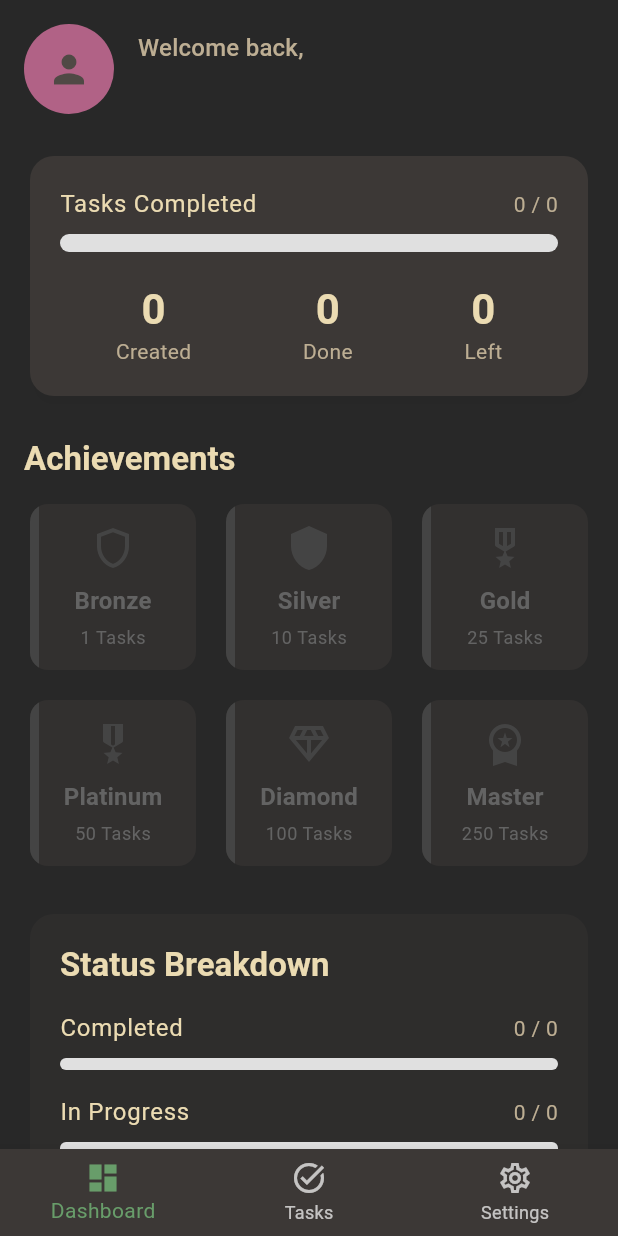
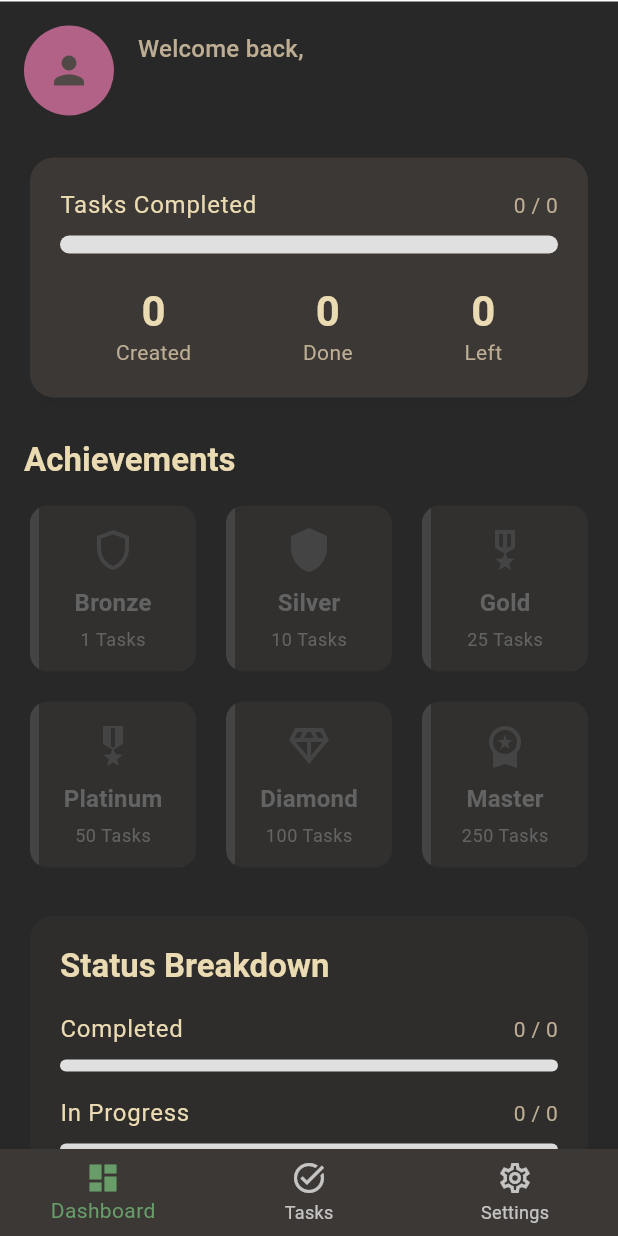
Before and after one commit to Tuz10-lay/App, a Flutter app: the screen it shows once a user with an empty profile is signed in, on a phone screen of 412 x 824 dp. Run offline on Flutter 3.47's test engine with Material 3 defaults, Android fonts, the light colour scheme and no system bars; our stand-ins replace flutter_secure_storage, logger, supabase_flutter, syncfusion_flutter_calendar; accounts and stored records are empty.

Commit message:
fix top bar

```diff
--- a/lib/features/home/views/home_page.dart
+++ b/lib/features/home/views/home_page.dart
@@ -1,5 +1,3 @@
-// features/home/views/home_page.dart
-
 import 'package:flutter/material.dart';
 import 'package:looninary/features/home/views/settings_screen.dart';
 import 'package:looninary/features/home/views/all_tasks_view.dart';
@@ -14,11 +12,14 @@ class HomePage extends StatefulWidget {
 class _HomePageState extends State<HomePage> {
   int _selectedIndex = 0;
 
+  // List of widgets to display in the body based on the selected tab.
   static const List<Widget> _widgetOptions = <Widget>[
     StatsView(),      // Index 0: Dashboard
     AllTasksView(),   // Index 1: Tasks
     SettingsScreen(), // Index 2: Settings
   ];
+
+  // Updates the state when a tab is tapped.
   void _onItemTapped(int index) {
     setState(() {
       _selectedIndex = index;
@@ -28,6 +29,21 @@ class _HomePageState extends State<HomePage> {
   @override
   Widget build(BuildContext context) {
     return Scaffold(
+      // A minimal AppBar to act as a separator from the phone's status bar.
+      appBar: AppBar(
+        // This makes the AppBar itself invisible and take up no space.
+        elevation: 0,
+        toolbarHeight: 0,
+        backgroundColor: Theme.of(context).scaffoldBackgroundColor,
+        // We use the 'bottom' property to create a thin divider line.
+        bottom: PreferredSize(
+          preferredSize: const Size.fromHeight(1.0),
+          child: Container(
+            color: Theme.of(context).dividerColor,
+            height: 1.0,
+          ),
+        ),
+      ),
       body: IndexedStack(
         index: _selectedIndex,
         children: _widgetOptions,
```
